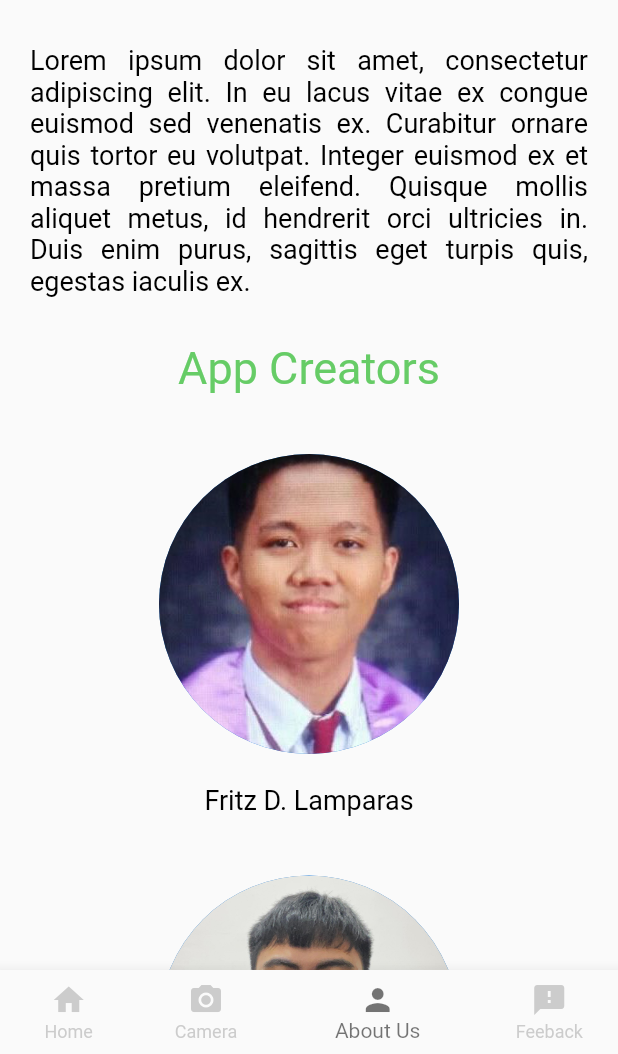
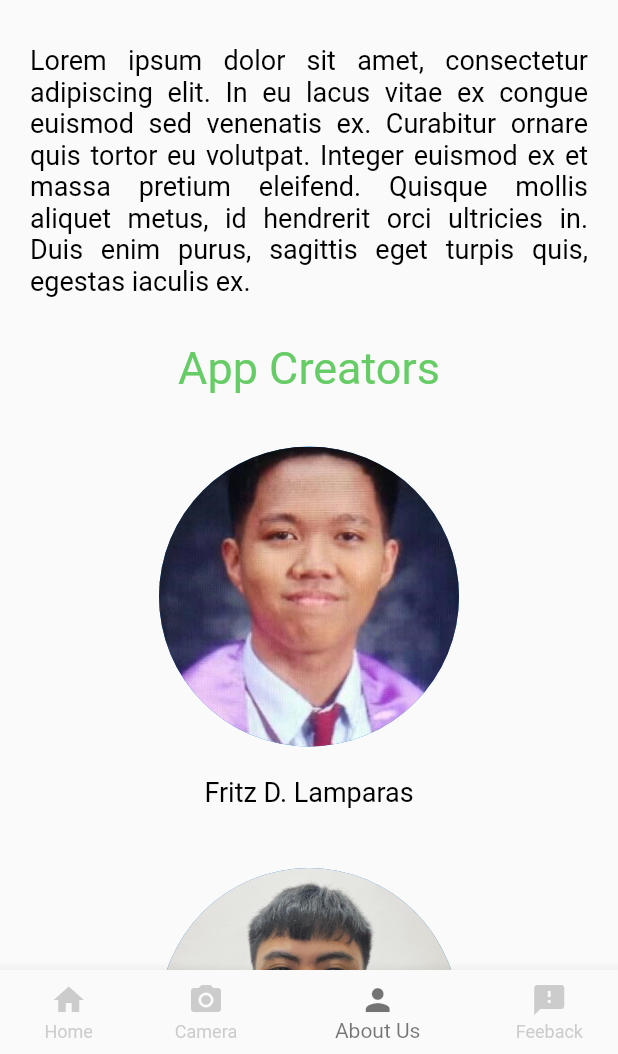
Before and after one commit to Checkerface230/picleaf_flutter, a Flutter app: the screen it shows after launch, item 3 of the bottom bar chosen, on a phone screen of 412 x 824 dp, the part 182-1236 px from its top. Run offline on Flutter 3.47's test engine with Material 2 defaults, Android fonts, the phone set to English and light mode, and no system bars; Roboto replaces fonts that are missing (RobotoBold).

```diff
--- a/lib/nav_pages/aboutUs.dart
+++ b/lib/nav_pages/aboutUs.dart
@@ -64,7 +64,7 @@ class aboutusPage extends StatelessWidget {
                     textAlign: TextAlign.center),
               ),
               const SizedBox(
-                height: 30,
+                height: 25,
               ),
               CircleAvatar(
                 backgroundImage: AssetImage('assets/images/Fritz_pic.png'),
```
